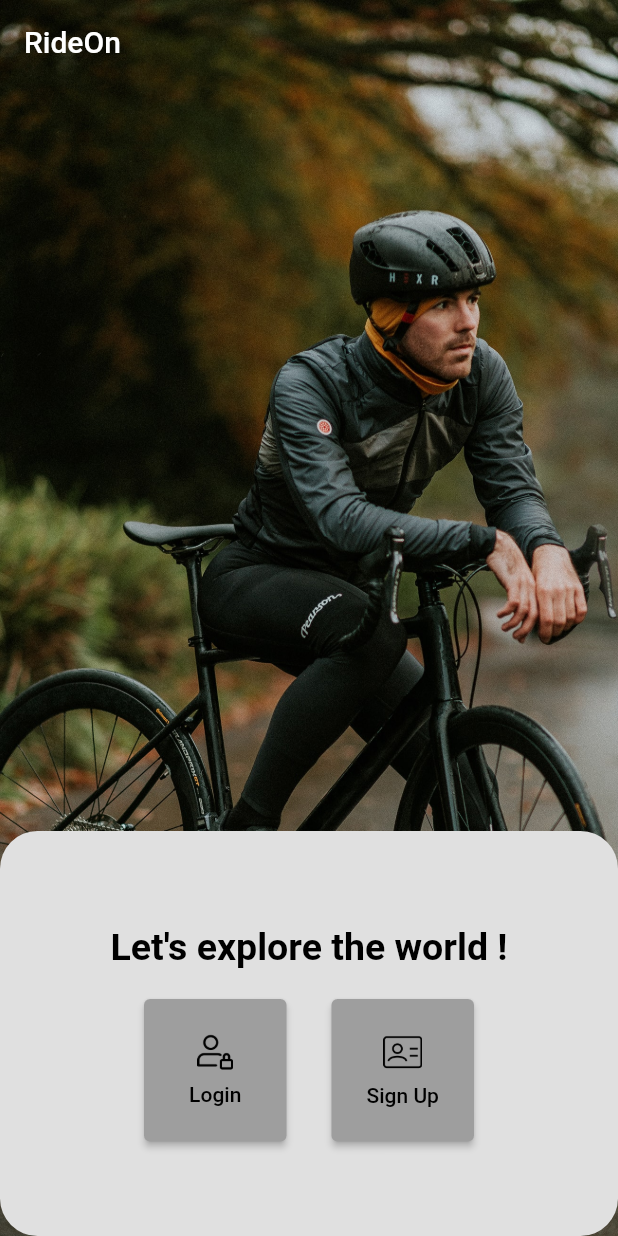
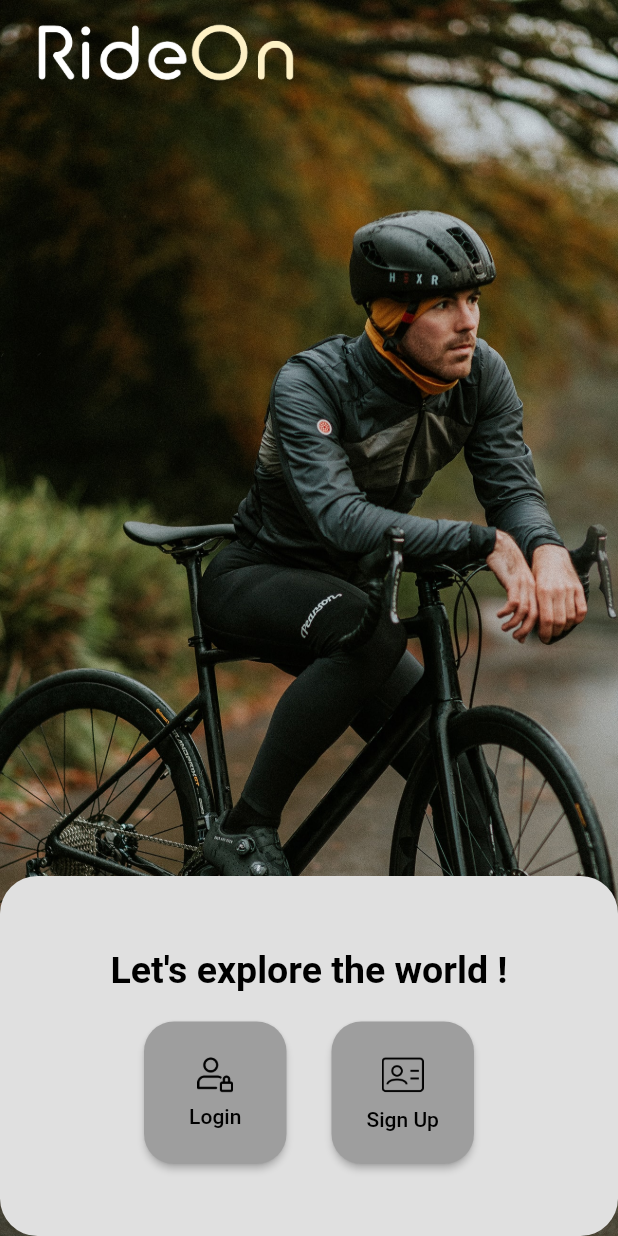
Before and after one commit to ndevanthery/cycling_routes, a Flutter app: the screen it shows after launch, on a phone screen of 412 x 824 dp. Run offline on Flutter 3.47's test engine with Material 2 defaults, Android fonts, the phone set to English and light mode, and no system bars; our stand-ins replace cloud_firestore, firebase_auth, firebase_core, flutter_spinkit; accounts and stored records are empty.

Commit message:
Authenticate design Ok

```diff
--- a/lib/Screens/authenticate/authenticate.dart
+++ b/lib/Screens/authenticate/authenticate.dart
@@ -19,16 +19,26 @@ class _AuthenticateState extends State<Authenticate> {
       ),
       Scaffold(
           backgroundColor: Colors.transparent,
-          appBar: AppBar(
-            backgroundColor: Colors.transparent,
-            elevation: 0.0,
-            title: const Text('RideOn'),
+          body: Column(
+            mainAxisAlignment: MainAxisAlignment.spaceBetween,
+            children: [
+              Align(
+                alignment: Alignment.topLeft,
+                child: Container(
+                  width: 230,
+                  height: 70.0,
+                  padding: const EdgeInsets.fromLTRB(2, 8, 0, 8),
+                  child: Image.asset(
+                    "assets/img/logo_removebg.png",
+                    fit: BoxFit.cover,
                   ),
-          body: Align(
+                ),
+              ),
+              Align(
                 alignment: Alignment.bottomCenter,
                 child: Container(
                   width: double.infinity,
-              height: 270.0,
+                  height: 240.0,
                   decoration: const BoxDecoration(
                       color: Color.fromRGBO(224, 224, 224, 1),
                       borderRadius: BorderRadius.all(Radius.circular(25))),
@@ -52,6 +62,9 @@ class _AuthenticateState extends State<Authenticate> {
                         children: <Widget>[
                           ElevatedButton(
                             style: ElevatedButton.styleFrom(
+                                shape: RoundedRectangleBorder(
+                                  borderRadius: BorderRadius.circular(20.0),
+                                ),
                                 padding: const EdgeInsets.fromLTRB(3, 8, 3, 8),
                                 minimumSize: const Size(95.0, 95.0),
                                 maximumSize: const Size(95.0, 95.0),
@@ -66,7 +79,8 @@ class _AuthenticateState extends State<Authenticate> {
                               mainAxisSize: MainAxisSize.min,
                               children: [
                                 Container(
-                              padding: const EdgeInsets.fromLTRB(0, 0, 0, 8),
+                                  padding:
+                                      const EdgeInsets.fromLTRB(0, 0, 0, 8),
                                   child: Image.asset(
                                     "assets/icons/login.png",
                                     height: 24.0,
@@ -80,7 +94,7 @@ class _AuthenticateState extends State<Authenticate> {
                                 const Text(
                                   'Login',
                                   style: TextStyle(color: Colors.black),
-                            ), // <-- Text
+                                ),
                               ],
                             ),
                           ),
@@ -89,6 +103,9 @@ class _AuthenticateState extends State<Authenticate> {
                           ),
                           ElevatedButton(
                             style: ElevatedButton.styleFrom(
+                                shape: RoundedRectangleBorder(
+                                  borderRadius: BorderRadius.circular(20.0),
+                                ),
                                 padding: const EdgeInsets.fromLTRB(3, 8, 3, 8),
                                 minimumSize: const Size(95.0, 95.0),
                                 maximumSize: const Size(95.0, 95.0),
@@ -102,11 +119,12 @@ class _AuthenticateState extends State<Authenticate> {
                               crossAxisAlignment: CrossAxisAlignment.center,
                               children: [
                                 Container(
-                              padding: const EdgeInsets.fromLTRB(0, 0, 0, 8),
+                                  padding:
+                                      const EdgeInsets.fromLTRB(0, 0, 0, 8),
                                   child: Image.asset(
                                     "assets/icons/signup_black.png",
-                                height: 26.0,
-                                width: 26.0,
+                                    height: 28.0,
+                                    width: 28.0,
                                     fit: BoxFit.cover,
                                   ),
                                 ),
@@ -122,6 +140,8 @@ class _AuthenticateState extends State<Authenticate> {
                     ],
                   ),
                 ),
+              ),
+            ],
           )),
     ]);
   }
--- a/pubspec.yaml
+++ b/pubspec.yaml
@@ -65,6 +65,7 @@ flutter:
   # To add assets to your application, add an assets section, like this:
   assets:
     - assets/img/
+    - assets/img/logo_removebg.png
     - assets/icons/signup_black.png
     - assets/icons/login.png
 
```
Also changed, not shown: assets/img/logo_removebg.png (added). Lines whose indentation alone changed are shown as unchanged.
